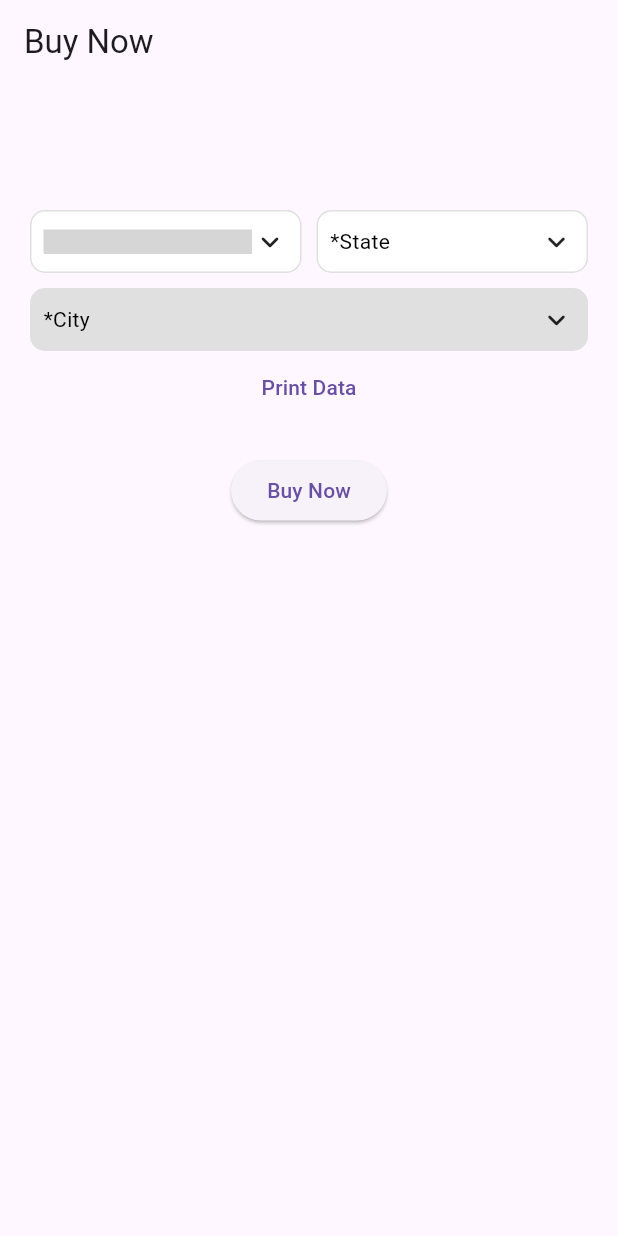
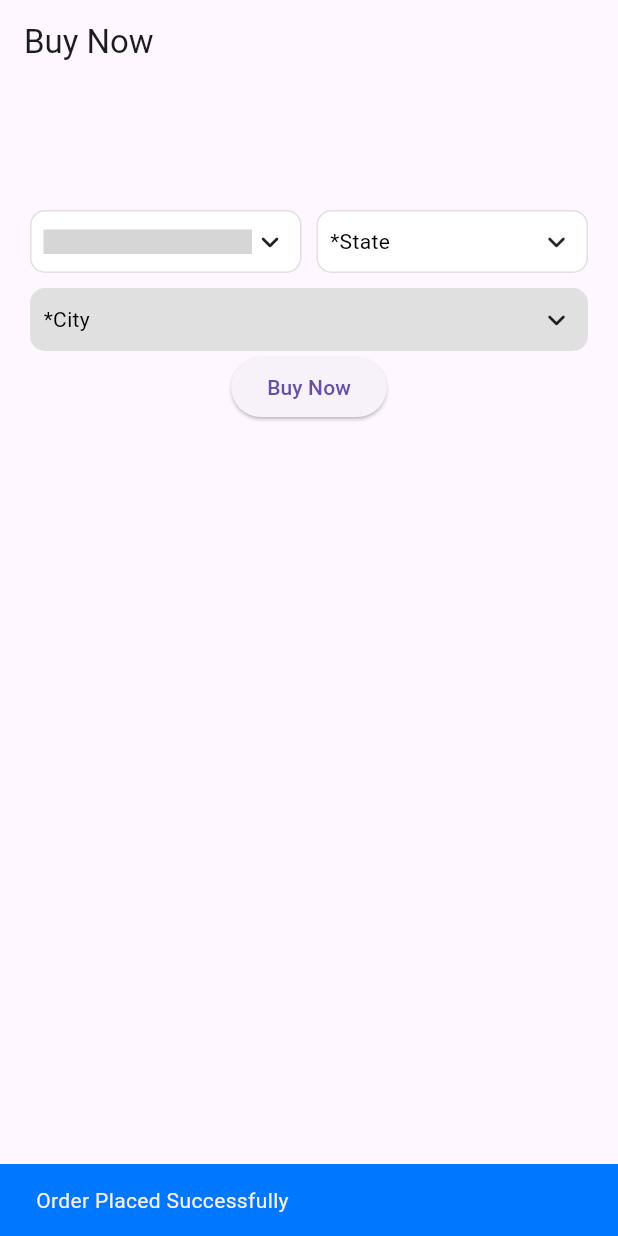
Before and after one commit to choudharyuzair2126/Shopping_App-with-Firebase, a Flutter app: the BuyNow screen opened directly with empty values, after a tap on "Buy Now", on a phone screen of 412 x 824 dp. Run offline on Flutter 3.47's test engine with Material 3 defaults, Android fonts, the phone set to English and light mode, and no system bars; drawn by our look-alikes of csc_picker; our stand-ins replace badges, cloud_firestore, dio, eva_icons_flutter, firebase_auth, firebase_core and 4 more; missing offline and left inert: flutter_cart; accounts and stored records are empty; generated files the repository leaves out were written again; network calls fail; grey boxes are pictures that could not be loaded.

Commit message:
Initial commit

```diff
--- a/lib/Screens/buynow.dart
+++ b/lib/Screens/buynow.dart
@@ -1,4 +1,6 @@
 // ignore_for_file: prefer_typing_uninitialized_variables, avoid_print
+
+import 'dart:convert';
 
 import 'package:cloud_firestore/cloud_firestore.dart';
 import 'package:csc_picker/csc_picker.dart';
@@ -103,18 +105,12 @@ class BuyNowState extends State<BuyNow> {
                   });
                 },
               ),
-              TextButton(
-                onPressed: () {
-                  setState(() {
-                    address = "$cityValue, $stateValue, $countryValue";
-                  });
-                },
-                child: const Text("Print Data"),
-              ),
-              Text(address),
               ElevatedButton(
                 onPressed: () {
+                  address = "$cityValue, $stateValue, $countryValue";
                   _placeOrder();
+                  sendEmail(address, widget.name.toString(),
+                      widget.price.toString(), widget.description.toString());
                 },
                 child: const Text("Buy Now"),
               ),
@@ -128,7 +124,7 @@ class BuyNowState extends State<BuyNow> {
   void _placeOrder() async {
     // Save order to Firestore
     await FirebaseFirestore.instance.collection('orders').add({
-      'address': address.toUpperCase(),
+      'address': address,
       'productName': productName,
       'productPrice': productPrice,
       'productDescription': productDescription,
@@ -136,31 +132,46 @@ class BuyNowState extends State<BuyNow> {
       // Add other order details here
     }).then((value) {
       // Handle successful order placement
-      print('Order placed successfully');
-      sendEmail();
+      ScaffoldMessenger.of(context).showSnackBar(
+        const SnackBar(
+          duration: Duration(milliseconds: 800),
+          backgroundColor: Color.fromARGB(255, 0, 119, 255),
+          content: Text('Order Placed Successfully'),
+        ),
+      );
+      // sendEmail(address, productName, productPrice, productDescription);
     }).catchError((error) {
       // Handle error
-      print('Failed to place order: $error');
+      ScaffoldMessenger.of(context).showSnackBar(
+        SnackBar(
+          duration: const Duration(milliseconds: 800),
+          backgroundColor: Colors.orange,
+          content: Text('Failed to place order $error'),
+        ),
+      );
     });
   }
 
-  void sendEmail() async {
-    var url = Uri.parse(
-        'https://singular-stroopwafel-0cc4b6.netlify.app/netlify/functions/sendEmail');
-    var response = await http.post(
-      url,
-      body: {
+  void sendEmail(
+      String address, String productName, var price, String description) async {
+    final response = await http.post(
+      Uri.parse(
+          'https://singular-stroopwafel-0cc4b6.netlify.app/.netlify/functions/sendEmail'),
+      headers: {
+        'Content-Type': 'application/json',
+      },
+      body: jsonEncode({
         'address': address,
         'productName': productName,
-        'productPrice': productPrice.toString(),
-        'productDescription': productDescription,
-      },
+        'price': price,
+        'description': description,
+      }),
     );
 
     if (response.statusCode == 200) {
       print('Email sent successfully');
     } else {
-      print('Failed to send email. Error: ${response.statusCode}');
+      print('Failed to send email: ${response.body}');
     }
   }
 }
--- a/lib/Screens/cart.dart
+++ b/lib/Screens/cart.dart
@@ -1,3 +1,5 @@
+// ignore_for_file: deprecated_member_use
+
 import 'package:app_ui/Screens/bottomnavigation.dart';
 import 'package:app_ui/Screens/buynow.dart';
 import 'package:app_ui/Services/uihelper.dart';
--- a/lib/Screens/home.dart
+++ b/lib/Screens/home.dart
@@ -53,11 +53,13 @@ class _HomeState extends State<Home> {
     image,
     name,
     price,
+    description,
   ) async {
     FirebaseFirestore.instance.collection(token).doc(name).set({
       "image": image,
       "name": name,
       "price": price,
+      "description": description,
     }).then((value) {
       count1 = count1 + 1;
       setState(() {});
@@ -88,6 +90,7 @@ class _HomeState extends State<Home> {
 
   @override
   Widget build(BuildContext context) {
+    // ignore: deprecated_member_use
     return WillPopScope(
       onWillPop: () async {
         SystemNavigator.pop();
@@ -254,6 +257,7 @@ class _HomeState extends State<Home> {
                                                 data.image.toString(),
                                                 data.title.toString(),
                                                 data.price.toString(),
+                                                data.description.toString(),
                                               );
 
                                               ScaffoldMessenger.of(context)
--- a/lib/Screens/login.dart
+++ b/lib/Screens/login.dart
@@ -68,9 +68,10 @@ class _LoginState extends State<Login> {
 
   @override
   Widget build(BuildContext context) {
+    // ignore: deprecated_member_use
     return WillPopScope(
       onWillPop: () async {
-        UiHelper.pushReplacement(context, Account());
+        UiHelper.pushReplacement(context, const Account());
         return false;
       },
       child: Scaffold(
```
Also changed, not shown: lib/Screens/show_category.dart (+7 -4 lines), 1 other file.
